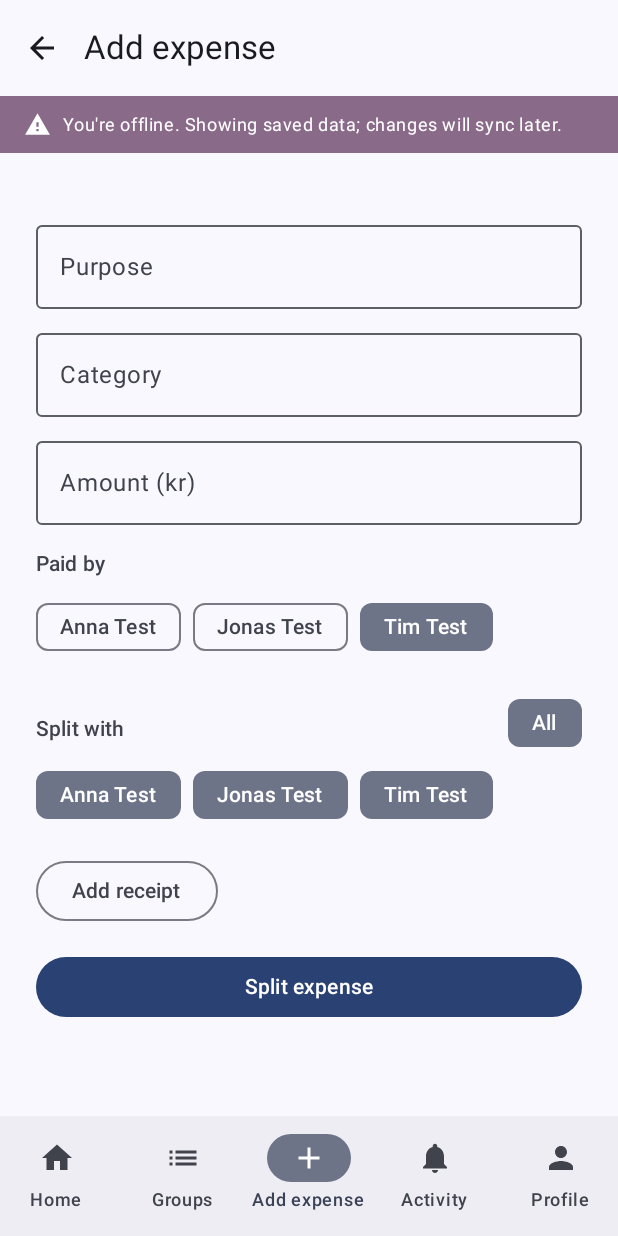
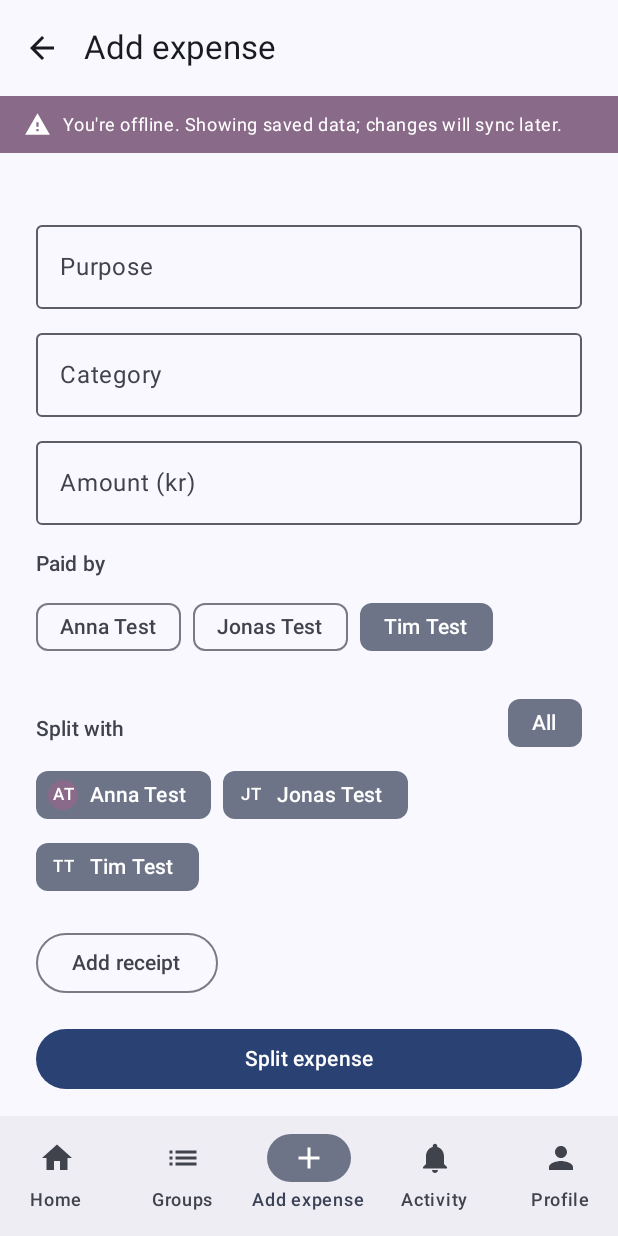
Before and after one commit to timebr/MSD2026-Group3-Android, an Android app built with Jetpack Compose: the screen it shows after launch (MainActivity), item 3 of the bottom bar chosen, on a phone screen of 412 x 824 dp. Run offline under Robolectric (Android 15) with nearby library versions, the phone set to English and light mode, and no system bars.

Commit message:
feat(expense): show each member's initials in the split chips (FR4)
FR4's How asks for "Split with (avatars)", but the chips only carried names.
The member's initials now sit in the chip's leadingIcon, reusing
InitialsAvatar, so the split reads as a list of people without a new
component, a new dependency or a layout change.

- the initials text shrinks with the avatar (labelSmall below 40 dp), so two
  letters fit inside a chip-sized circle instead of overflowing it
- the "Select all" chip stays text-only: it is an action, not a person
- payer chips are untouched: FR4 names avatars for Split with only

```diff
--- a/app/src/main/java/com/example/oweowe/ui/components/InitialsAvatar.kt
+++ b/app/src/main/java/com/example/oweowe/ui/components/InitialsAvatar.kt
@@ -71,7 +71,13 @@ fun InitialsAvatar(
         } else {
             Text(
                 text = initials,
-                style = MaterialTheme.typography.labelLarge,
+                // Chips use a small avatar, so the initials shrink with it
+                // instead of overflowing the circle.
+                style = if (size >= 40) {
+                    MaterialTheme.typography.labelLarge
+                } else {
+                    MaterialTheme.typography.labelSmall
+                },
                 color = onPalette[index],
                 textAlign = TextAlign.Center,
             )
--- a/app/src/main/java/com/example/oweowe/ui/expense/AddExpenseScreen.kt
+++ b/app/src/main/java/com/example/oweowe/ui/expense/AddExpenseScreen.kt
@@ -52,12 +52,13 @@ import com.example.oweowe.data.model.Group
 import com.example.oweowe.data.model.User
 import com.example.oweowe.ui.components.AppTopBar
 import com.example.oweowe.ui.components.EmptyState
+import com.example.oweowe.ui.components.InitialsAvatar
 import com.example.oweowe.ui.components.LoadingState
 import com.example.oweowe.ui.components.OfflineBanner
 import com.example.oweowe.ui.components.SubmitButton
 import com.example.oweowe.ui.components.WriteState
+import com.example.oweowe.ui.components.canTakePhoto
 import com.example.oweowe.ui.components.copyReceiptToAppStorage
-import com.example.oweowe.ui.components.canTakePhoto
 import com.example.oweowe.ui.components.displayName
 import com.example.oweowe.ui.components.rememberCameraCapture
 import com.example.oweowe.ui.components.rememberImageBitmap
@@ -266,6 +267,11 @@ fun AddExpenseContent(
                             selected = member.uid in state.splitAmong,
                             onClick = { onToggleSplitMember(member.uid) },
                             label = { Text(member.fullName) },
+                            // FR4: "Split with (avatars)" — the member's initials
+                            // next to the name, so the split reads as people.
+                            leadingIcon = {
+                                InitialsAvatar(name = member.fullName, size = 20)
+                            },
                         )
                     }
                 }
```
